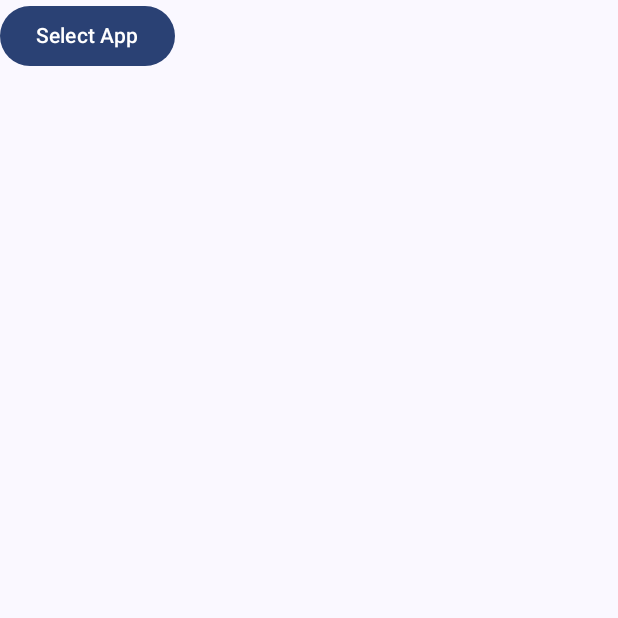
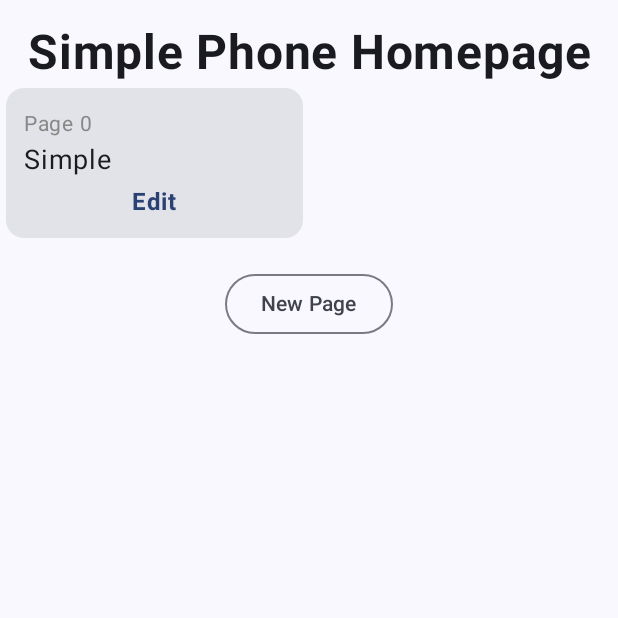
Before and after one commit to MichaelZhao21/Simple, an Android app built with Jetpack Compose: the SelectAppActivity screen opened directly, with no data from a screen before it, after a tap on an icon or button, on a phone screen of 412 x 824 dp, the top half of it. Run offline under Robolectric (Android 15) with nearby library versions, the phone set to English and light mode, and no system bars; 1 other tap on this screen came first.

Commit message:
Display pages and edit them!

```diff
--- a/app/src/main/java/xyz/michaelzhao/simple/DataManager.kt
+++ b/app/src/main/java/xyz/michaelzhao/simple/DataManager.kt
@@ -1,13 +1,12 @@
 package xyz.michaelzhao.simple
 
 import android.content.Context
-import android.util.Log
 
 // Serialization format: package|label++package|label++package|label###package|label++package|label++package|label++package|label
 class DataManager(context: Context) {
     private val pm = PreferencesManager(context)
 
-    private fun loadData(): List<List<Pair<String, String>>> {
+    fun loadData(): List<List<Pair<String, String>>> {
         val data = pm.getAppData() ?: ""
 
         if (data == "")
--- a/app/src/main/java/xyz/michaelzhao/simple/MainActivity.kt
+++ b/app/src/main/java/xyz/michaelzhao/simple/MainActivity.kt
@@ -1,22 +1,37 @@
 package xyz.michaelzhao.simple
 
 import android.content.Intent
-import android.content.pm.PackageManager
 import android.os.Bundle
-import android.util.Log
 import androidx.activity.ComponentActivity
 import androidx.activity.compose.setContent
 import androidx.activity.enableEdgeToEdge
+import androidx.compose.foundation.clickable
+import androidx.compose.foundation.layout.Arrangement
 import androidx.compose.foundation.layout.Column
+import androidx.compose.foundation.layout.Row
 import androidx.compose.foundation.layout.fillMaxSize
+import androidx.compose.foundation.layout.fillMaxWidth
 import androidx.compose.foundation.layout.padding
+import androidx.compose.foundation.lazy.grid.GridCells
+import androidx.compose.foundation.lazy.grid.LazyVerticalGrid
+import androidx.compose.foundation.lazy.grid.itemsIndexed
 import androidx.compose.material3.Button
+import androidx.compose.material3.Card
+import androidx.compose.material3.MaterialTheme
+import androidx.compose.material3.OutlinedButton
 import androidx.compose.material3.Scaffold
 import androidx.compose.material3.Text
+import androidx.compose.material3.TextButton
 import androidx.compose.runtime.Composable
+import androidx.compose.ui.Alignment
 import androidx.compose.ui.Modifier
+import androidx.compose.ui.graphics.Color
 import androidx.compose.ui.platform.LocalContext
-import androidx.compose.ui.tooling.preview.Preview
+import androidx.compose.ui.text.font.FontFamily
+import androidx.compose.ui.text.font.FontWeight
+import androidx.compose.ui.text.style.TextAlign
+import androidx.compose.ui.unit.dp
+import androidx.compose.ui.unit.sp
 import xyz.michaelzhao.simple.ui.theme.SimpleTheme
 
 class MainActivity : ComponentActivity() {
@@ -24,15 +39,34 @@ class MainActivity : ComponentActivity() {
         super.onCreate(savedInstanceState)
         enableEdgeToEdge()
 
-        Log.d("data", PreferencesManager(baseContext).getAppData() ?: "")
-
         setContent {
             SimpleTheme {
                 Scaffold(modifier = Modifier.fillMaxSize()) { innerPadding ->
                     Column(
-                        modifier = Modifier.padding(innerPadding).fillMaxSize()
+                        modifier = Modifier
+                            .padding(innerPadding)
+                            .fillMaxSize()
                     ) {
-                        OpenSelectApp()
+                        Text(
+                            text = "Simple Phone Homepage",
+                            fontSize = 32.sp,
+                            fontWeight = FontWeight.Bold,
+                            fontFamily = FontFamily.SansSerif,
+                            textAlign = TextAlign.Center,
+                            modifier = Modifier
+                                .fillMaxWidth()
+                                .padding(top = 16.dp)
+                        )
+                        PageList()
+                        Row(
+                            modifier = Modifier
+                                .fillMaxWidth()
+                                .padding(vertical = 16.dp),
+                            verticalAlignment = Alignment.CenterVertically,
+                            horizontalArrangement = Arrangement.Center
+                        ) {
+                            OpenSelectApp()
+                        }
                     }
                 }
             }
@@ -41,29 +75,65 @@ class MainActivity : ComponentActivity() {
 }
 
 @Composable
-fun Greeting(name: String, modifier: Modifier = Modifier) {
+fun OpenSelectApp(modifier: Modifier = Modifier, index: Int = -1) {
+    val context = LocalContext.current
+
+    fun onClick() {
+        val intent = Intent(context, SelectAppActivity::class.java)
+        intent.putExtra("index", index)
+        context.startActivity(intent)
+    }
+
+    if (index == -1) {
+        OutlinedButton(
+            onClick = { onClick() },
+            modifier = modifier
+        ) {
+            Text("New Page")
+        }
+        return
+    }
+
     Text(
-        text = "Hello $name!",
-        modifier = modifier
+        "Edit",
+        modifier = Modifier
+            .padding(top = 4.dp)
+            .clickable { onClick() },
+        color = MaterialTheme.colorScheme.primary,
+        fontWeight = FontWeight.Bold
     )
 }
+
 @Composable
-fun OpenSelectApp() {
-    val context = LocalContext.current
-
-    Button(onClick = {
-        val intent = Intent(context, SelectAppActivity::class.java)
-        intent.putExtra("index", -1)
-        context.startActivity(intent)
-    }) {
-        Text("Select App")
+fun PageList() {
+    val data = DataManager(LocalContext.current).loadData()
+    LazyVerticalGrid(columns = GridCells.Adaptive(minSize = 156.dp)) {
+        itemsIndexed(data) { i, d ->
+            PageDisplay(i, d)
+        }
     }
 }
 
-@Preview(showBackground = true)
 @Composable
-fun GreetingPreview() {
-    SimpleTheme {
-        Greeting("Android")
+fun PageDisplay(index: Int, data: List<Pair<String, String>>) {
+    Card(
+        modifier = Modifier
+            .padding(all = 4.dp)
+            .fillMaxSize()
+    ) {
+        Column(
+            modifier = Modifier.padding(all = 12.dp)
+        ) {
+            Text("Page $index", fontSize = 14.sp, color = Color.Gray)
+            data.map {
+                Text(it.first, fontSize = 18.sp)
+            }
+            Row(
+                modifier = Modifier.fillMaxWidth(),
+                horizontalArrangement = Arrangement.Center
+            ) {
+                OpenSelectApp(index = index)
+            }
+        }
     }
 }
--- a/app/src/main/java/xyz/michaelzhao/simple/SelectAppActivity.kt
+++ b/app/src/main/java/xyz/michaelzhao/simple/SelectAppActivity.kt
@@ -2,12 +2,14 @@ package xyz.michaelzhao.simple
 
 import android.content.Intent
 import android.os.Bundle
-import android.util.Log
 import androidx.activity.ComponentActivity
 import androidx.activity.compose.setContent
 import androidx.activity.enableEdgeToEdge
+import androidx.compose.foundation.BorderStroke
+import androidx.compose.foundation.border
 import androidx.compose.foundation.clickable
 import androidx.compose.foundation.layout.Box
+import androidx.compose.foundation.layout.Column
 import androidx.compose.foundation.layout.PaddingValues
 import androidx.compose.foundation.layout.Row
 import androidx.compose.foundation.layout.fillMaxSize
@@ -16,12 +18,11 @@ import androidx.compose.foundation.layout.padding
 import androidx.compose.foundation.lazy.LazyColumn
 import androidx.compose.foundation.lazy.itemsIndexed
 import androidx.compose.foundation.shape.RoundedCornerShape
-import androidx.compose.material.icons.Icons
-import androidx.compose.material.icons.automirrored.filled.Send
 import androidx.compose.material3.Button
+import androidx.compose.material3.ButtonColors
 import androidx.compose.material3.Checkbox
-import androidx.compose.material3.ExtendedFloatingActionButton
-import androidx.compose.material3.Icon
+import androidx.compose.material3.MaterialTheme
+import androidx.compose.material3.OutlinedButton
 import androidx.compose.material3.Scaffold
 import androidx.compose.material3.Text
 import androidx.compose.runtime.Composable
@@ -33,8 +34,10 @@ import androidx.compose.runtime.remember
 import androidx.compose.runtime.setValue
 import androidx.compose.ui.Alignment
 import androidx.compose.ui.Modifier
-import androidx.compose.ui.graphics.RectangleShape
+import androidx.compose.ui.graphics.Color
 import androidx.compose.ui.platform.LocalContext
+import androidx.compose.ui.text.font.FontWeight
+import androidx.compose.ui.text.style.TextAlign
 import androidx.compose.ui.unit.dp
 import xyz.michaelzhao.simple.ui.theme.SimpleTheme
 
@@ -57,7 +60,11 @@ class SelectAppActivity : ComponentActivity() {
     fun SelectContext(innerPadding: PaddingValues) {
         var packages by remember { mutableStateOf(listOf<Pair<String, String>>()) }
         val selected = remember { mutableStateListOf<Boolean>() }
+        val deleteDialog = remember { mutableStateOf(false) }
+
         val context = LocalContext.current
+        val editNum = intent.extras?.getInt("index") ?: -1
+        val red = MaterialTheme.colorScheme.error
 
         // Load all apps
         LaunchedEffect(Unit) {
@@ -75,8 +82,17 @@ class SelectAppActivity : ComponentActivity() {
             selected.addAll(List(packages.size) { false })
         }
 
+        // Loading if packages not loaded
         if (packages.isEmpty()) {
-            Text("Loading...", modifier = Modifier.padding(innerPadding))
+            Text(
+                "Loading...",
+                modifier = Modifier
+                    .padding(innerPadding)
+                    .fillMaxWidth(),
+                fontWeight = FontWeight.Bold,
+                color = Color.Gray,
+                textAlign = TextAlign.Center
+            )
             return
         }
 
@@ -88,24 +104,43 @@ class SelectAppActivity : ComponentActivity() {
                     PackageEntry(pack.first, selected[i], onCheckedChange = { selected[i] = it })
                 }
             }
+            Column(
+                modifier = Modifier
+                    .align(Alignment.BottomEnd)
+                    .padding(end = 16.dp),
+                horizontalAlignment = Alignment.End
+            ) {
+                if (editNum != -1) {
+                    OutlinedButton(
+                        onClick = { deleteDialog.value = true },
+                        shape = RoundedCornerShape(50),
+                        colors = ButtonColors(
+                            contentColor = red,
+                            containerColor = Color.Transparent,
+                            disabledContentColor = red,
+                            disabledContainerColor = red
+                        ),
+                        border = BorderStroke(width = 1.dp, color = red)
+                    ) {
+                        Text("Delete")
+                    }
+                }
                 Button(
                     onClick = {
-                    val editNum = intent.extras?.getInt("index") ?: -1
                         val newData = packages.filterIndexed { i, _ -> selected[i] }
 
                         DataManager(context).editOrAddEntry(newData, editNum)
 
                         context.startActivity(Intent(context, MainActivity::class.java))
                     },
-                modifier = Modifier
-                    .align(Alignment.BottomEnd)
-                    .padding(end = 16.dp),
                     shape = RoundedCornerShape(50)
                 ) {
                     Text(
                         text = "Save " + selected.count { it }.toString() + " apps",
                         modifier = Modifier.padding(vertical = 4.dp)
                     )
+                }
+
             }
         }
     }
```
Lines whose indentation alone changed are shown as unchanged.
